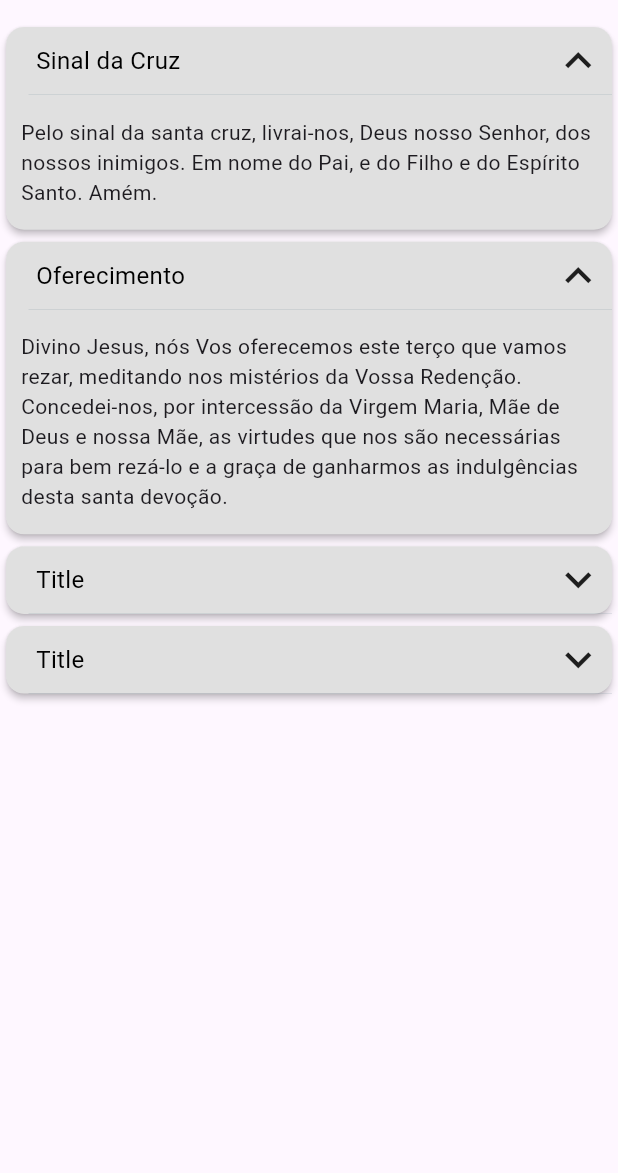
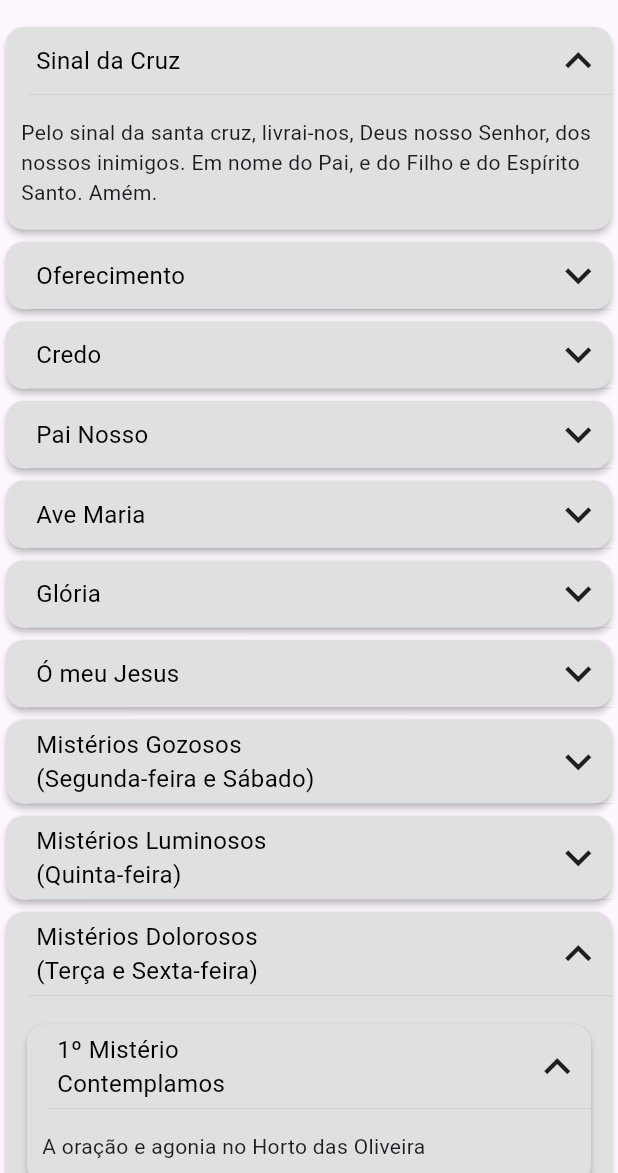
Before and after one commit to AlexandreFel1pe/catholic_app, a Flutter app: the RosaryScreen screen opened by its route, on a phone screen of 412 x 824 dp, the part 63-1236 px from its top. Run offline on Flutter 3.47's test engine with Material 3 defaults, Android fonts, the phone set to English and light mode, and no system bars; our stand-ins replace scrollable_positioned_list.

Commit message:
refactor expansive card widget 2

```diff
--- /dev/null
+++ b/devtools_options.yaml
@@ -0,0 +1,3 @@
+description: This file stores settings for Dart & Flutter DevTools.
+documentation: https://docs.flutter.dev/tools/devtools/extensions#configure-extension-enablement-states
+extensions:
--- a/lib/main.dart
+++ b/lib/main.dart
@@ -7,7 +7,7 @@ import 'package:catholic_app/repositories/biblia_repository.dart';
 import 'package:catholic_app/services/biblia_json_service.dart';
 import 'package:catholic_app/utils/app_routes.dart';
 import 'package:catholic_app/viewmodels/biblia_view_model.dart';
-import 'package:catholic_app/views/rosary/rosary_screen.dart';
+import 'package:catholic_app/views/rosary/screens/rosary_screen.dart';
 import 'package:flutter/material.dart';
 import 'package:provider/provider.dart';
 
--- a/lib/views/rosary/rosary_screen.dart
+++ /dev/null
@@ -1,31 +0,0 @@
-import 'package:catholic_app/Data/DADOS_ORACOES.dart';
-import 'package:catholic_app/views/widgets/expansion_card.dart';
-import 'package:flutter/material.dart';
-
-class RosaryScreen extends StatefulWidget {
-  const RosaryScreen({super.key});
-
-  @override
-  State<RosaryScreen> createState() => _RosaryScreenState();
-}
-
-class _RosaryScreenState extends State<RosaryScreen> {
-  final dadosOracoes = DADOS_ORACOES;
-
-  @override
-  Widget build(BuildContext context) {
-    return Scaffold(
-      appBar: AppBar(
-        title: Text('Rosary'),
-      ),
-      body: ExpansionCardList(
-        children: [
-          ExpansionCard(title: 'Sinal da Cruz', content: dadosOracoes['Sinal da Cruz'] as String, isInitialyExpanded: true, autoCollapse: false),
-          ExpansionCard(title: 'Oferecimento', content: dadosOracoes['Oferecimento'] as String, isInitialyExpanded: true),
-          ExpansionCard(title: 'Title', content: 'Content'),
-          ExpansionCard(title: 'Title', content: 'Content'),
-        ],
-      ),
-    );
-  }
-}
--- /dev/null
+++ b/lib/views/rosary/screens/rosary_screen.dart
@@ -0,0 +1,140 @@
+import 'package:catholic_app/Data/DADOS_ORACOES.dart';
+import 'package:catholic_app/views/rosary/widgets/expansion_card.dart';
+import 'package:flutter/material.dart';
+
+enum Dias { none, segunda, terca, quarta, quinta, sexta, sabado, domingo }
+
+class RosaryScreen extends StatefulWidget {
+  const RosaryScreen({super.key});
+
+  @override
+  State<RosaryScreen> createState() => _RosaryScreenState();
+}
+
+class _RosaryScreenState extends State<RosaryScreen> {
+  final dadosOracoes = DADOS_ORACOES;
+
+  bool isMisteryDay(List<Dias> dias) {
+    DateTime date = DateTime.now();
+
+    for (var dia in dias) {
+      if (date.weekday == dia.index) {
+        return true;
+      }
+    }
+
+    return false;
+  }
+
+  @override
+  Widget build(BuildContext context) {
+    return Scaffold(
+      appBar: AppBar(title: Text('Rosary')),
+      body: ExpansionCardList(
+        children: [
+          ExpansionCard(
+            title: 'Sinal da Cruz',
+            content: dadosOracoes['Sinal da Cruz'] as String,
+            isInitialyExpanded: true,
+          ),
+          ExpansionCard(
+            title: 'Oferecimento',
+            content: dadosOracoes['Oferecimento'] as String,
+          ),
+          ExpansionCard(
+            title: 'Credo',
+            content: 'Creio em Deus Pai Todo-Poderoso, Criador do Céu e da Terra; e em Jesus Cristo, Seu único Filho, Nosso Senhor; Que foi concebido pelo poder do Espírito Santo. Nasceu da Virgem Maria, padeceu sob Pôncio Pilatos, foi crucificado, morto, sepultado; desceu a mansão dos mortos. Ressuscitou no terceiro dia. Subiu ao Céu, onde está sentado à direita de Deus Pai Todo-Poderoso, de onde há-de vir a julgar os vivos e os mortos. Creio no Espírito Santo, na Santa Igreja Católica, na Comunhão dos Santos, na remissão dos pecados, na ressurreição da carne, na vida eterna. Amem.',
+          ),
+          ExpansionCard(
+            title: 'Pai Nosso ',
+            content: 'Pai nosso, que estais nos Céus, santificado seja o Vosso Nome; venha a nós o Vosso Reino, seja feita a Vossa vontade assim na terra como no Céu. O pão nosso de cada dia nos dai hoje; perdoai-nos as nossas ofensas assim como nós perdoamos a quem nos tem ofendido; e não nos deixeis cair em tentação, mas livrai-nos do mal.',
+          ),
+          ExpansionCard(
+            title: 'Ave Maria',
+            content: 'Ave Maria, cheia de graça, o Senhor é convosco; bendita sois Vós entre as mulheres e bendito é o fruto do Vosso ventre, Jesus. Santa Maria, Mãe de Deus, rogai por nós, pecadores, agora e na hora da nossa morte. Amem.',
+          ),
+          ExpansionCard(
+            title: 'Glória',
+            content: 'Glória ao Pai, ao Filho e ao Espírito Santo. Assim como era no princípio, agora e sempre, pelos séculos dos séculos. Amem.',
+          ),
+          ExpansionCard(
+            title: 'Ó meu Jesus',
+            content: 'Ó meu Jesus, perdoai-nos e livrai-nos do fogo do inferno; levai as almas todas para o Céu, principalmente as que mais precisarem.',
+          ),
+          ExpansionCard(
+            title: 'Mistérios Gozosos (Segunda-feira e Sábado)',
+            content: '',
+            isInitialyExpanded: isMisteryDay([Dias.segunda, Dias.sabado]),
+            autoCollapse: false,
+            expansionCardList: ExpansionCardList(
+              children: [
+                ExpansionCard(title: '1º Mistério Contemplamos', content: 'A Anunciação do Anjo e a Encarnação do Verbo', isInitialyExpanded: true),
+                ExpansionCard(title: '2º Mistério Contemplamos', content: 'A visitação de Maria a sua prima Santa Isabel'),
+                ExpansionCard(title: '3º Mistério Contemplamos', content: 'Nascimento do Menino Jesus, na gruta fria em Belém'),
+                ExpansionCard(title: '4º Mistério Contemplamos', content: 'A apresentação do Menino Jesus no templo, e a purificação de Maria'),
+                ExpansionCard(title: '5º Mistério Contemplamos', content: 'A perda e o encontro do Menino Jesus no templo'),
+              ],
+            ),
+          ),
+          ExpansionCard(
+            title: 'Mistérios Luminosos (Quinta-feira)',
+            content: '',
+            isInitialyExpanded: isMisteryDay([Dias.quinta]),
+            autoCollapse: false,
+            expansionCardList: ExpansionCardList(
+              children: [
+                ExpansionCard(title: '1º Mistério Contemplamos', content: 'Batismo de Nosso Senhor Jesus Cristo no rio Jordão', isInitialyExpanded: true),
+                ExpansionCard(title: '2º Mistério Contemplamos', content: 'Primeiro milagre de Jesus transformando a água em vinho nas bodas de Caaná'),
+                ExpansionCard(title: '3º Mistério Contemplamos', content: 'Anunciação do Reino de Deus e o convite à conversãontent'),
+                ExpansionCard(title: '4º Mistério Contemplamos', content: 'A transfiguração de Nosso Senhor no Monte Thabor'),
+                ExpansionCard(title: '5º Mistério Contemplamos', content: 'A Instituição da Eucaristia na Última Ceia'),
+              ],
+            ),
+          ),
+          ExpansionCard(
+            title: 'Mistérios Dolorosos (Terça e Sexta-feira)',
+            content: '',
+            isInitialyExpanded: isMisteryDay([Dias.terca, Dias.sexta]),
+            autoCollapse: false,
+            expansionCardList: ExpansionCardList(
+              children: [
+                ExpansionCard(title: '1º Mistério Contemplamos', content: 'A oração e agonia no Horto das Oliveira', isInitialyExpanded: true),
+                ExpansionCard(title: '2º Mistério Contemplamos', content: 'Flagelação de Nosso Senhor Jesus Cristo'),
+                ExpansionCard(title: '3º Mistério Contemplamos', content: 'A coroação de espinhos de Nosso Senhor Jesus Cristo'),
+                ExpansionCard(title: '4º Mistério Contemplamos', content: 'Nosso Senhor carregando a Cruz às costas'),
+                ExpansionCard(title: '5º Mistério Contemplamos', content: 'A Crucifixão e morte de Nosso Senhor Jesus Cristo'),
+              ],
+            ),
+          ),
+          ExpansionCard(
+            title: 'Mistérios Gloriosos (Quarta-feira e Domingo)',
+            content: '',
+            isInitialyExpanded: isMisteryDay([Dias.quarta, Dias.domingo]),
+            autoCollapse: false,
+            expansionCardList: ExpansionCardList(
+              children: [
+                ExpansionCard(title: '1º Mistério Contemplamos', content: 'A Ressurreição de Nosso Senhor Jesus Cristo', isInitialyExpanded: true),
+                ExpansionCard(title: '2º Mistério Contemplamos', content: 'A Ascensão de Nosso Senhor Jesus Cristo'),
+                ExpansionCard(title: '3º Mistério Contemplamos', content: 'A descida do Espírito Santo'),
+                ExpansionCard(title: '4º Mistério Contemplamos', content: 'A Assunção de Nossa Senhora aos Céus de corpo e alma'),
+                ExpansionCard(title: '5º Mistério Contemplamos', content: 'A Coroação de Nossa Senhora como Rainha do Céu  e da Terra dos Anjos e dos Homens'),
+              ],
+            ),
+          ),
+          ExpansionCard(
+            title: 'Agradecimento',
+            content: 'Infinitas graças vos damos, Soberana Rainha, pelos benefícios que todos os dias recebemos de vossas mãos liberais. Dignai-vos agora e para sempre tomar-nos debaixo de vosso poderoso amparo e para mais nos obrigar vos saudamos com uma Salve Rainha…',
+          ),
+          ExpansionCard(
+            title: 'Salve Rainha',
+            content: 'Salve, Rainha, Mãe de misericórdia, vida, doçura e esperança nossa, salve! A vós bradamos os degredados filhos de Eva. A vós suspiramos, gemendo e chorando neste vale de lágrimas. Eia, pois, advogada nossa, esses vossos olhos misericordiosos a nós volvei, e depois deste desterro mostrai-nos Jesus, bendito fruto do vosso ventre, ó clemente, ó piedosa, ó doce e sempre Virgem Maria. Rogai por nós, Santa Mãe de Deus. Para que sejamos dignos das promessas de Cristo. Amém.\n\nROGAI POR NÓS SANTA MÃE DE DEUS PARA QUE SEJAMOS DIGNOS DAS PROMESSAS DE CRISTO! AMÉM.',
+          ),
+          ExpansionCard(
+            title: 'Encerramento',
+            content: 'Estivemos, estamos, e estaremos sempre reunidos em nome do Pai, do Filho e do Espirito Santo. Amém.',
+          ),
+        ],
+      ),
+    );
+  }
+}
--- a/lib/views/widgets/expansion_card.dart
+++ b/lib/views/rosary/widgets/expansion_card.dart
@@ -5,13 +5,16 @@ class ExpansionCard {
     required this.title,
     required this.content,
     this.isInitialyExpanded = false,
-    this.autoCollapse = true})
+    this.autoCollapse = true,
+    this.expansionCardList,
+    })
     : _isExpanded = isInitialyExpanded;
 
   final String title;
   final String content;
   final bool isInitialyExpanded;
   final bool autoCollapse;
+  final ExpansionCardList? expansionCardList;
 
   bool _isExpanded;
 }
@@ -31,9 +34,10 @@ class ExpansionCardList extends StatefulWidget {
 }
 
 class _ExpansionCardListState extends State<ExpansionCardList> {
-  void collapseAll(int index) {
+  void collapseAll(int index, bool collapseAll) {
+    print('Collapse all');
     for (int i = 0; i < widget.children.length; i++) {
-        if (i != index && widget.children[i].autoCollapse == true) {
+        if ((i != index && widget.children[i].autoCollapse == true) || (collapseAll == true && i != index)) {
           setState(() {
             widget.children[i]._isExpanded = false;
         });
@@ -58,8 +62,12 @@ class _ExpansionCardListState extends State<ExpansionCardList> {
                         widget.children[i]._isExpanded = !widget.children[i]._isExpanded;
                       }),
 
-                      if (widget.children[i].autoCollapse == false && widget.children[i]._isExpanded) {
-                        collapseAll(i),
+                      if (widget.children[i].autoCollapse == true && widget.children[i]._isExpanded) {
+                        collapseAll(i, false),
+                      },
+
+                      if (widget.children[i].autoCollapse == false && widget.children[i]._isExpanded == true) {
+                        collapseAll(i, true),
                       },
 
                       if (widget.callbackFunction != null) {
@@ -81,7 +89,8 @@ class _ExpansionCardListState extends State<ExpansionCardList> {
                       child: Row(
                         mainAxisAlignment: MainAxisAlignment.spaceBetween,
                         children: [
-                          Text(
+                          Flexible(
+                            child: Text(
                               style: TextStyle(
                                 fontSize: 16,
                                 fontWeight: FontWeight.w400,
@@ -89,7 +98,8 @@ class _ExpansionCardListState extends State<ExpansionCardList> {
                               ),
                               widget.children[i].title,
                             ),
-                          Icon(widget.children[i]._isExpanded ? Icons.keyboard_arrow_up : Icons.keyboard_arrow_down, size: 35),
+                          ),
+                          Flexible(child: Icon(widget.children[i]._isExpanded ? Icons.keyboard_arrow_up : Icons.keyboard_arrow_down, size: 35)),
                         ],
                       ),
                     )
@@ -101,12 +111,12 @@ class _ExpansionCardListState extends State<ExpansionCardList> {
                       horizontal: 10
                     ),
                     alignment: Alignment.centerLeft,
-                    child: Text(
+                    child: widget.children[i].expansionCardList ?? Text(
                       style: TextStyle(
                         fontSize: 14,
                       ),
                       widget.children[i].content,
-                    )
+                    ),
                   ),
                 ],
               ),
```
Also changed, not shown: lib/views/widgets/expansion_card_list_widget.dart (deleted, +0 -26 lines), lib/views/widgets/expansion_card_widget.dart (deleted, +0 -74 lines). Lines whose indentation alone changed are shown as unchanged.
